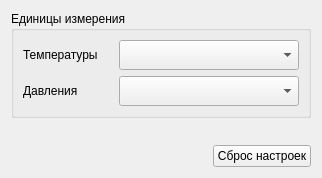
Before: the Qt Designer form ui/settings.ui in StariyDedushka/conditioning-controls, drawn with Qt 5.
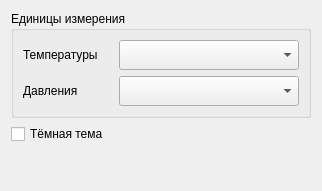
After: the same form once the commit is applied.

Diff of the .ui file:
```diff
--- a/ui/settings.ui
+++ b/ui/settings.ui
@@ -7,7 +7,7 @@
     <x>0</x>
     <y>0</y>
     <width>320</width>
-    <height>178</height>
+    <height>191</height>
    </rect>
   </property>
   <property name="windowTitle">
@@ -73,6 +73,13 @@
      </layout>
     </widget>
    </item>
+   <item>
+    <widget class="QCheckBox" name="checkBox_darkMode">
+     <property name="text">
+      <string>Тёмная тема</string>
+     </property>
+    </widget>
+   </item>
    <item>
     <spacer name="verticalSpacer">
      <property name="orientation">
@@ -87,28 +94,7 @@
     </spacer>
    </item>
    <item>
-    <layout class="QHBoxLayout" name="horizontalLayout">
-     <item>
-      <spacer name="horizontalSpacer">
-       <property name="orientation">
-        <enum>Qt::Horizontal</enum>
-       </property>
-       <property name="sizeHint" stdset="0">
-        <size>
-         <width>40</width>
-         <height>20</height>
-        </size>
-       </property>
-      </spacer>
-     </item>
-     <item>
-      <widget class="QPushButton" name="btn_reset">
-       <property name="text">
-        <string>Сброс настроек</string>
-       </property>
-      </widget>
-     </item>
-    </layout>
+    <layout class="QHBoxLayout" name="horizontalLayout"/>
    </item>
   </layout>
  </widget>
```
